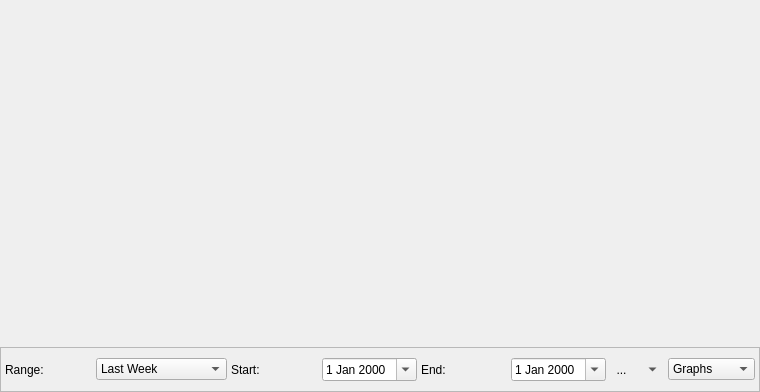
Before: the Qt Designer form oscar/overview.ui in littleyoda/oscar, drawn with Qt 5.
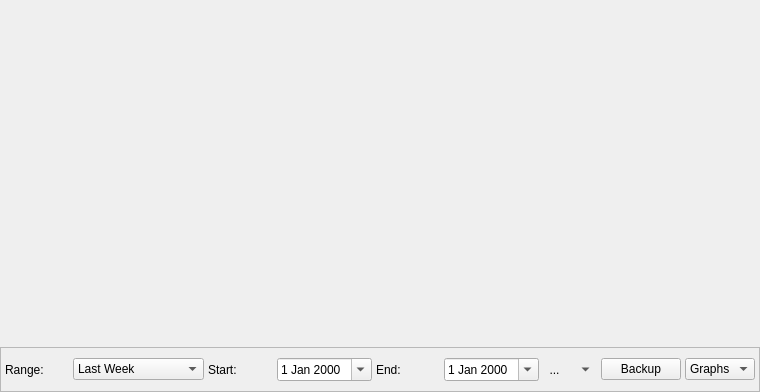
After: the same form once the commit is applied. Icons and pictures are not drawn.

Commit message: New feature to to backup daily/overview graph settings

What changed in the file:
```diff
--- a/oscar/overview.ui
+++ b/oscar/overview.ui
@@ -259,6 +259,13 @@
         </property>
        </widget>
       </item>
+      <item>
+       <widget class="QPushButton" name="backup">
+        <property name="text">
+         <string>Backup</string>
+        </property>
+       </widget>
+      </item>
       <item>
        <widget class="QComboBox" name="graphCombo">
         <property name="toolTip">
```
The commit also changes 16 other files.
